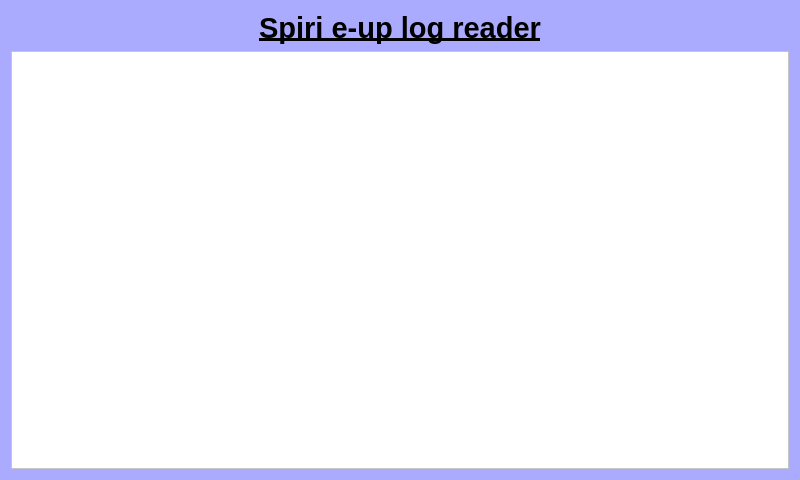
Old version of the form mainwindow.ui in the repository osterbye/demokit_app.
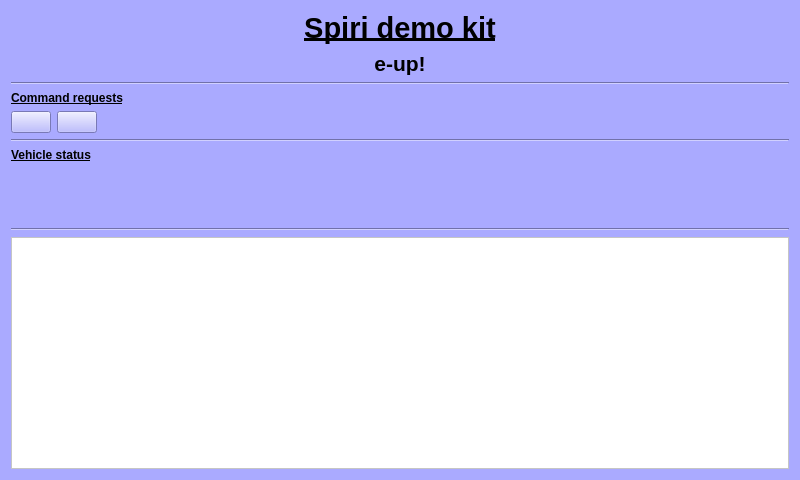
New version of the form. Icons and pictures are not drawn.

Commit message: VW e-up! demo Functional: - Door lock/unlock request - Door lock status - Door open/closed status individually for 4 doors - Seat sensor input individually from 4 seat sensors

What changed in the file:
```diff
--- a/mainwindow.ui
+++ b/mainwindow.ui
@@ -29,13 +29,231 @@
        </font>
       </property>
       <property name="text">
-       <string>Spiri e-up log reader</string>
+       <string>Spiri demo kit</string>
       </property>
       <property name="alignment">
        <set>Qt::AlignCenter</set>
       </property>
      </widget>
     </item>
+    <item>
+     <widget class="QLabel" name="label_2">
+      <property name="font">
+       <font>
+        <pointsize>16</pointsize>
+        <weight>75</weight>
+        <bold>true</bold>
+       </font>
+      </property>
+      <property name="text">
+       <string>e-up!</string>
+      </property>
+      <property name="alignment">
+       <set>Qt::AlignCenter</set>
+      </property>
+     </widget>
+    </item>
+    <item>
+     <widget class="Line" name="line">
+      <property name="orientation">
+       <enum>Qt::Horizontal</enum>
+      </property>
+     </widget>
+    </item>
+    <item>
+     <widget class="QLabel" name="label_3">
+      <property name="font">
+       <font>
+        <weight>75</weight>
+        <bold>true</bold>
+        <underline>true</underline>
+       </font>
+      </property>
+      <property name="text">
+       <string>Command requests</string>
+      </property>
+     </widget>
+    </item>
+    <item>
+     <layout class="QHBoxLayout" name="horizontalLayout">
+      <item>
+       <widget class="QPushButton" name="pushButtonUnlock">
+        <property name="icon">
+         <iconset resource="demokit.qrc">
+          <normaloff>:/images/button_unlock.png</normaloff>:/images/button_unlock.png</iconset>
+        </property>
+        <property name="iconSize">
+         <size>
+          <width>42</width>
+          <height>54</height>
+         </size>
+        </property>
+       </widget>
+      </item>
+      <item>
+       <widget class="QPushButton" name="pushButtonLock">
+        <property name="text">
+         <string/>
+        </property>
+        <property name="icon">
+         <iconset resource="demokit.qrc">
+          <normaloff>:/images/button_lock.png</normaloff>:/images/button_lock.png</iconset>
+        </property>
+        <property name="iconSize">
+         <size>
+          <width>42</width>
+          <height>54</height>
+         </size>
+        </property>
+       </widget>
+      </item>
+      <item>
+       <spacer name="horizontalSpacer">
+        <property name="orientation">
+         <enum>Qt::Horizontal</enum>
+        </property>
+        <property name="sizeHint" stdset="0">
+         <size>
+          <width>40</width>
+          <height>20</height>
+         </size>
+        </property>
+       </spacer>
+      </item>
+     </layout>
+    </item>
+    <item>
+     <widget class="Line" name="line_2">
+      <property name="orientation">
+       <enum>Qt::Horizontal</enum>
+      </property>
+     </widget>
+    </item>
+    <item>
+     <widget class="QLabel" name="label_5">
+      <property name="font">
+       <font>
+        <weight>75</weight>
+        <bold>true</bold>
+        <underline>true</underline>
+       </font>
+      </property>
+      <property name="text">
+       <string>Vehicle status</string>
+      </property>
+     </widget>
+    </item>
+    <item>
+     <layout class="QHBoxLayout" name="horizontalLayout_2">
+      <item>
+       <widget class="QLabel" name="labelLockStatus">
+        <property name="text">
+         <string/>
+        </property>
+        <property name="pixmap">
+         <pixmap resource="demokit.qrc">:/images/icon_locked.png</pixmap>
+        </property>
+       </widget>
+      </item>
+      <item>
+       <layout class="QVBoxLayout" name="verticalLayout_2">
+        <item>
+         <layout class="QHBoxLayout" name="horizontalLayout_3">
+          <item>
+           <widget class="QLabel" name="labelDoorFR">
+            <property name="pixmap">
+             <pixmap resource="demokit.qrc">:/images/door_closed.png</pixmap>
+            </property>
+           </widget>
+          </item>
+          <item>
+           <widget class="QLabel" name="labelSeatFR">
+            <property name="pixmap">
+             <pixmap resource="demokit.qrc">:/images/seat_unoccupied.png</pixmap>
+            </property>
+           </widget>
+          </item>
+          <item>
+           <widget class="QLabel" name="labelSeatRR">
+            <property name="pixmap">
+             <pixmap resource="demokit.qrc">:/images/seat_unoccupied.png</pixmap>
+            </property>
+            <property name="alignment">
+             <set>Qt::AlignRight|Qt::AlignTrailing|Qt::AlignVCenter</set>
+            </property>
+           </widget>
+          </item>
+          <item>
+           <widget class="QLabel" name="labelDoorRR">
+            <property name="pixmap">
+             <pixmap resource="demokit.qrc">:/images/door_closed.png</pixmap>
+            </property>
+            <property name="alignment">
+             <set>Qt::AlignRight|Qt::AlignTrailing|Qt::AlignVCenter</set>
+            </property>
+           </widget>
+          </item>
+         </layout>
+        </item>
+        <item>
+         <widget class="QLabel" name="label_6">
+          <property name="pixmap">
+           <pixmap resource="demokit.qrc">:/images/top_view_vw-up.png</pixmap>
+          </property>
+          <property name="alignment">
+           <set>Qt::AlignCenter</set>
+          </property>
+         </widget>
+        </item>
+        <item>
+         <layout class="QHBoxLayout" name="horizontalLayout_4">
+          <item>
+           <widget class="QLabel" name="labelDoorFL">
+            <property name="pixmap">
+             <pixmap resource="demokit.qrc">:/images/door_closed.png</pixmap>
+            </property>
+           </widget>
+          </item>
+          <item>
+           <widget class="QLabel" name="labelSeatFL">
+            <property name="pixmap">
+             <pixmap resource="demokit.qrc">:/images/seat_unoccupied.png</pixmap>
+            </property>
+           </widget>
+          </item>
+          <item>
+           <widget class="QLabel" name="labelSeatRL">
+            <property name="pixmap">
+             <pixmap resource="demokit.qrc">:/images/seat_unoccupied.png</pixmap>
+            </property>
+            <property name="alignment">
+             <set>Qt::AlignRight|Qt::AlignTrailing|Qt::AlignVCenter</set>
+            </property>
+           </widget>
+          </item>
+          <item>
+           <widget class="QLabel" name="labelDoorRL">
+            <property name="pixmap">
+             <pixmap resource="demokit.qrc">:/images/door_closed.png</pixmap>
+            </property>
+            <property name="alignment">
+             <set>Qt::AlignRight|Qt::AlignTrailing|Qt::AlignVCenter</set>
+            </property>
+           </widget>
+          </item>
+         </layout>
+        </item>
+       </layout>
+      </item>
+     </layout>
+    </item>
+    <item>
+     <widget class="Line" name="line_3">
+      <property name="orientation">
+       <enum>Qt::Horizontal</enum>
+      </property>
+     </widget>
+    </item>
     <item>
      <widget class="QTextBrowser" name="textBrowser">
       <property name="styleSheet">
```
Left out of the diff: 4 changed lines with no effect on the pictures. The commit also changes 24 other files.
